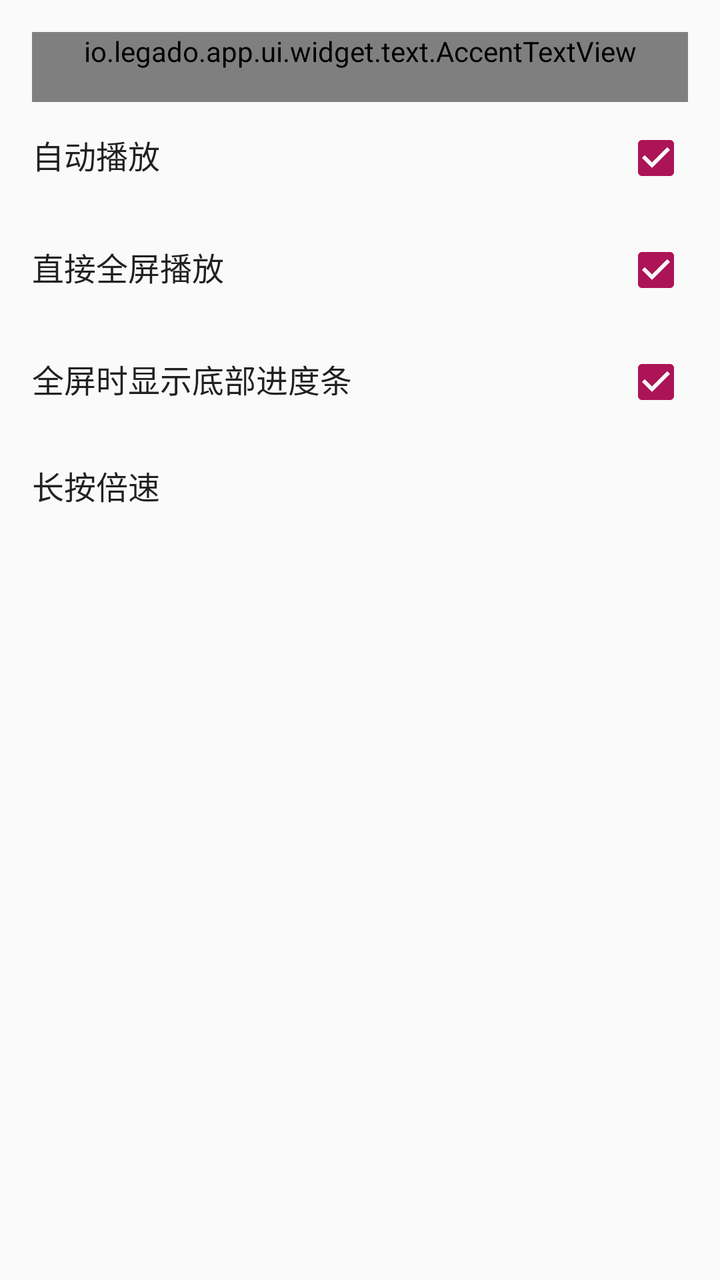
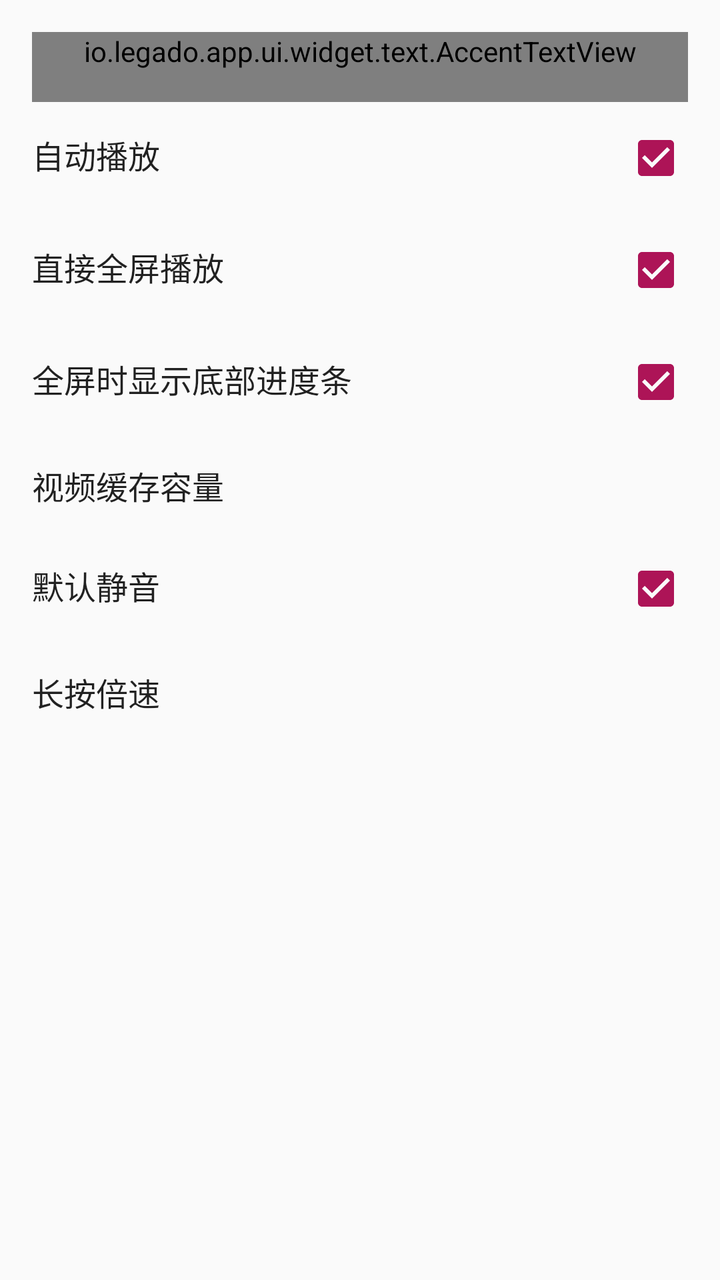

Screens rendered from an Android XML layout before and after an edit, with the pre-edit source and the edit as a unified diff.
<!-- AndroidManifest.xml: application theme AppTheme.Light -->
<!-- res/layout/dialog_video_settings.xml -->
<?xml version="1.0" encoding="utf-8"?>
<androidx.core.widget.NestedScrollView xmlns:android="http://schemas.android.com/apk/res/android"
    android:layout_width="match_parent"
    android:layout_height="match_parent"
    android:padding="16dp">

    <LinearLayout
        android:layout_width="match_parent"
        android:layout_height="wrap_content"
        android:orientation="vertical">

        <io.legado.app.ui.widget.text.AccentTextView
            android:layout_width="match_parent"
            android:layout_height="wrap_content"
            android:paddingBottom="16dp"
            android:text="@string/config_settings"
            android:textSize="18sp" />

        <LinearLayout
            android:layout_width="match_parent"
            android:layout_height="wrap_content"
            android:orientation="horizontal"
            android:paddingTop="12dp"
            android:paddingBottom="12dp">

            <TextView
                android:layout_width="0dp"
                android:layout_height="wrap_content"
                android:layout_weight="1"
                android:text="@string/auto_play"
                android:textColor="@color/primaryText"
                android:textSize="16sp" />

            <CheckBox
                android:id="@+id/cb_auto_play"
                android:layout_width="wrap_content"
                android:layout_height="wrap_content"
                android:checked="true" />

        </LinearLayout>

        <LinearLayout
            android:id="@+id/ct_start_full"
            android:layout_width="match_parent"
            android:layout_height="wrap_content"
            android:orientation="horizontal"
            android:paddingTop="12dp"
            android:paddingBottom="12dp">

            <TextView
                android:layout_width="0dp"
                android:layout_height="wrap_content"
                android:layout_weight="1"
                android:text="@string/start_full"
                android:textColor="@color/primaryText"
                android:textSize="16sp" />

            <CheckBox
                android:id="@+id/cb_start_full"
                android:layout_width="wrap_content"
                android:layout_height="wrap_content"
                android:checked="true" />

        </LinearLayout>

        <LinearLayout
            android:layout_width="match_parent"
            android:layout_height="wrap_content"
            android:orientation="horizontal"
            android:paddingTop="12dp"
            android:paddingBottom="12dp">

            <TextView
                android:layout_width="0dp"
                android:layout_height="wrap_content"
                android:layout_weight="1"
                android:text="@string/full_bottom_progress"
                android:textColor="@color/primaryText"
                android:textSize="16sp" />

            <CheckBox
                android:id="@+id/cb_full_bottom_progress"
                android:layout_width="wrap_content"
                android:layout_height="wrap_content"
                android:checked="true" />

        </LinearLayout>

        <TextView
            android:id="@+id/tv_press_speed"
            android:layout_width="match_parent"
            android:layout_height="wrap_content"
            android:clickable="true"
            android:focusable="true"
            android:paddingTop="12dp"
            android:paddingBottom="12dp"
            android:text="@string/press_speed"
            android:textColor="@color/primaryText"
            android:textSize="16sp" />

    </LinearLayout>

</androidx.core.widget.NestedScrollView>
<!-- resources referenced by this layout -->
<resources>
  <color name="primaryText">#de000000</color>
  <string name="auto_play">自动播放</string>
  <string name="config_settings">配置</string>
  <string name="full_bottom_progress">全屏时显示底部进度条</string>
  <string name="press_speed">长按倍速</string>
  <string name="start_full">直接全屏播放</string>
  <style name="AppTheme.Light" parent="Base.AppTheme">
          <item name="actionBarStyle">@style/AppTheme.AppBarOverlay.Light</item>
      </style>
  <style name="Base.AppTheme" parent="Theme.AppCompat.DayNight.NoActionBar">
          <item name="colorPrimary">@color/primary</item>
          <item name="colorPrimaryDark">@color/primaryDark</item>
          <item name="colorAccent">@color/accent</item>
          <item name="actionOverflowMenuStyle">@style/Style.PopupMenu</item>
          <item name="android:itemTextAppearance">@style/Style.MenuItemText</item>
          <item name="android:popupMenuStyle">@style/Style.PopupMenu</item>
          <item name="android:statusBarColor">@color/transparent</item>
          <item name="android:windowDrawsSystemBarBackgrounds">true</item>
      </style>
  <style name="AppTheme.AppBarOverlay.Light" parent="ThemeOverlay.AppCompat.Light">
          <item name="colorAccent">@color/md_grey_900</item>
      </style>
  <color name="primary">@color/md_light_blue_800</color>
  <color name="primaryDark">@color/md_light_blue_900</color>
  <color name="accent">@color/md_pink_800</color>
  <style name="Style.PopupMenu" parent="Widget.AppCompat.PopupMenu">
          <item name="android:popupBackground">@drawable/bg_popup_menu</item>
      </style>
  <style name="Style.MenuItemText" parent="@android:style/TextAppearance.Widget.IconMenu.Item">
          <item name="android:textColor">@color/menu_color_default</item>
          <item name="android:textSize">16sp</item>
      </style>
  <color name="transparent">#00000000</color>
  <color name="md_grey_900">#212121</color>
  <color name="md_light_blue_800">#0277BD</color>
  <color name="md_light_blue_900">#01579B</color>
  <color name="md_pink_800">#AD1457</color>
  <!-- drawable bg_popup_menu (drawable) -->
  <?xml version="1.0" encoding="utf-8"?>
  <shape xmlns:android="http://schemas.android.com/apk/res/android"
         android:shape="rectangle">
  
      <solid android:color="@color/background_menu"/>
  
      <corners android:radius="2dp"/>
  
  </shape>
  <color name="menu_color_default">#383838</color>
  <color name="background_menu">@color/md_grey_200</color>
  <color name="md_grey_200">#EEEEEE</color>
</resources>

<!-- the commit's change to res/layout/dialog_video_settings.xml (unified diff, before → after) -->
@@ -87,6 +87,41 @@
         </LinearLayout>
 
         <TextView
+            android:id="@+id/tv_video_cache_size"
+            android:layout_width="match_parent"
+            android:layout_height="wrap_content"
+            android:clickable="true"
+            android:focusable="true"
+            android:paddingTop="12dp"
+            android:paddingBottom="12dp"
+            android:text="@string/video_cache_size"
+            android:textColor="@color/primaryText"
+            android:textSize="16sp" />
+
+        <LinearLayout
+            android:layout_width="match_parent"
+            android:layout_height="wrap_content"
+            android:orientation="horizontal"
+            android:paddingTop="12dp"
+            android:paddingBottom="12dp">
+
+            <TextView
+                android:layout_width="0dp"
+                android:layout_height="wrap_content"
+                android:layout_weight="1"
+                android:text="@string/mute_on_start"
+                android:textColor="@color/primaryText"
+                android:textSize="16sp" />
+
+            <CheckBox
+                android:id="@+id/cb_mute_on_start"
+                android:layout_width="wrap_content"
+                android:layout_height="wrap_content"
+                android:checked="true" />
+
+        </LinearLayout>
+
+        <TextView
             android:id="@+id/tv_press_speed"
             android:layout_width="match_parent"
             android:layout_height="wrap_content"
<!-- resource entries referenced after the edit -->
@@ -4,8 +4,10 @@
   <string name="auto_play">自动播放</string>
   <string name="config_settings">配置</string>
   <string name="full_bottom_progress">全屏时显示底部进度条</string>
+  <string name="mute_on_start">默认静音</string>
   <string name="press_speed">长按倍速</string>
   <string name="start_full">直接全屏播放</string>
+  <string name="video_cache_size">视频缓存容量</string>
   <style name="AppTheme.Light" parent="Base.AppTheme">
           <item name="actionBarStyle">@style/AppTheme.AppBarOverlay.Light</item>
       </style>
